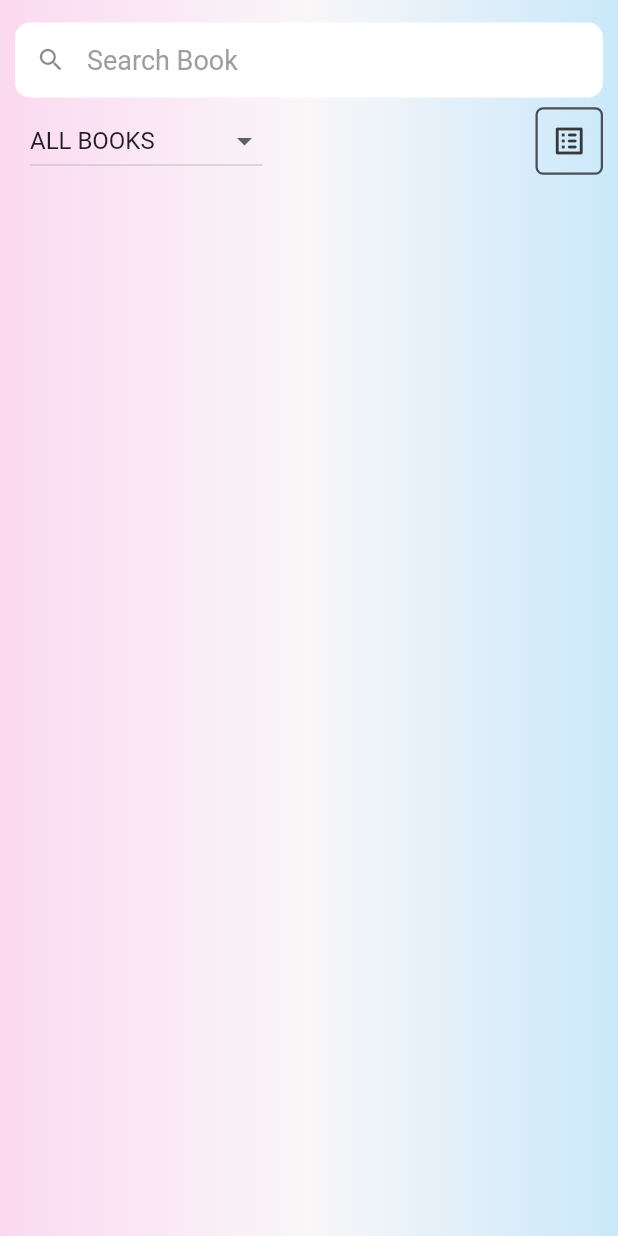
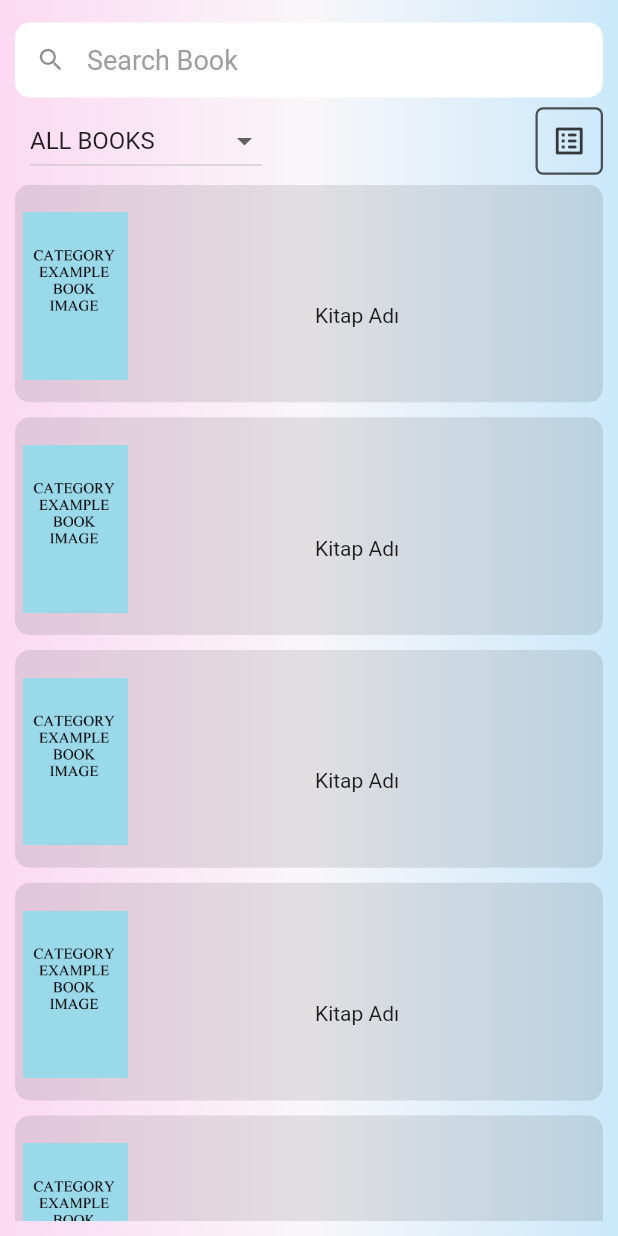
Before and after one commit to GTU-Ghostbusters/shelf_mobil_frontend, a Flutter app: the GetBookPage screen opened directly, after a tap on the "grid view" icon, on a phone screen of 412 x 824 dp. Run offline on Flutter 3.47's test engine with Material 2 defaults, Android fonts, the light colour scheme and no system bars; our stand-ins replace google_nav_bar, scroll_snap_list.

Commit message:
Designed main structure of get book page
List view and grid view structures are designed as only frame.

```diff
--- a/lib/main.dart
+++ b/lib/main.dart
@@ -36,7 +36,7 @@ class _RootPageState extends State<RootPage> {
   int _currentPage = 0;
   final List<Widget> pages = [
     HomePage(),
-    const GetBookPage(),
+    GetBookPage(),
     const ShareBookPage()
   ];
 
--- a/lib/pages/get_book_page.dart
+++ b/lib/pages/get_book_page.dart
@@ -5,15 +5,14 @@ import '../types/enums.dart';
 
 class GetBookPage extends StatefulWidget {
   const GetBookPage({super.key});
-
+  static final List<String> categoryNameList = Category.getCategoryNameList();
   @override
   State<GetBookPage> createState() => _GetBookPageState();
 }
 
 class _GetBookPageState extends State<GetBookPage> {
   static ViewType _viewType = ViewType.grid;
-  static final List<String> _categoryList = Category.getCategoryNameList();
-  static String? _selectedCategory = _categoryList.elementAt(0);
+  static String? _selectedCategory = GetBookPage.categoryNameList.elementAt(0);
 
   @override
   Widget build(BuildContext context) {
@@ -71,7 +70,7 @@ class _GetBookPageState extends State<GetBookPage> {
                   DropdownButton<String>(
                     menuMaxHeight: MediaQuery.of(context).size.height * 0.4,
                     value: _selectedCategory,
-                    items: _categoryList
+                    items: GetBookPage.categoryNameList
                         .map(
                           (item) => DropdownMenuItem<String>(
                             value: item,
@@ -116,13 +115,24 @@ class _GetBookPageState extends State<GetBookPage> {
             const SizedBox(height: 5),
             Expanded(
               child: _viewType == ViewType.grid
-                  ? GridView.count(
-                      crossAxisCount: 2,
-                      childAspectRatio: 0.8,
+                  ? GridView.builder(
+                      gridDelegate:
+                          const SliverGridDelegateWithFixedCrossAxisCount(
+                              crossAxisCount: 2,
+                              childAspectRatio: 0.8,
+                              crossAxisSpacing: 10,
+                              mainAxisSpacing: 10),
+                      itemBuilder: _buildGridItem,
+                      itemCount: 20,
                     )
-                  : GridView.count(
-                      crossAxisCount: 1,
-                      childAspectRatio: 2.7,
+                  : GridView.builder(
+                      gridDelegate:
+                          const SliverGridDelegateWithFixedCrossAxisCount(
+                              crossAxisCount: 1,
+                              childAspectRatio: 2.7,
+                              mainAxisSpacing: 10),
+                      itemBuilder: _buildListItem,
+                      itemCount: 20,
                     ),
             ),
           ],
@@ -130,4 +140,62 @@ class _GetBookPageState extends State<GetBookPage> {
       ),
     );
   }
+
+  Widget _buildGridItem(BuildContext context, int index) {
+    return Container(
+      alignment: Alignment.center,
+      decoration: BoxDecoration(
+        color: const Color.fromARGB(25, 0, 0, 0),
+        borderRadius: BorderRadius.circular(10),
+      ),
+      child: Stack(children: [
+        FractionallySizedBox(
+          widthFactor: 1,
+          heightFactor: 0.8,
+          alignment: Alignment.topCenter,
+          child: Image.asset(
+            fit: BoxFit.fitHeight,
+            alignment: Alignment.center,
+            "images/category_template.jpg",
+          ),
+        ),
+        const Positioned(
+          bottom: 1,
+          left: 60,
+          child: Text(
+              style: TextStyle(), 'Kitap Adı', textAlign: TextAlign.center),
+        )
+      ]),
+    );
+  }
+
+  Widget _buildListItem(BuildContext context, int index) {
+    return Container(
+      alignment: Alignment.center,
+      decoration: BoxDecoration(
+        color: const Color.fromARGB(25, 0, 0, 0),
+        borderRadius: BorderRadius.circular(10),
+      ),
+      child: Stack(children: [
+        Positioned(
+          bottom: 15,
+          left: 5,
+          child: SizedBox(
+            width: 70,
+            child: Image.asset(
+              fit: BoxFit.fill,
+              alignment: Alignment.centerLeft,
+              "images/category_template.jpg",
+            ),
+          ),
+        ),
+        const Positioned(
+          bottom: 50,
+          left: 200,
+          child: Text(
+              style: TextStyle(), 'Kitap Adı', textAlign: TextAlign.center),
+        )
+      ]),
+    );
+  }
 }
```
